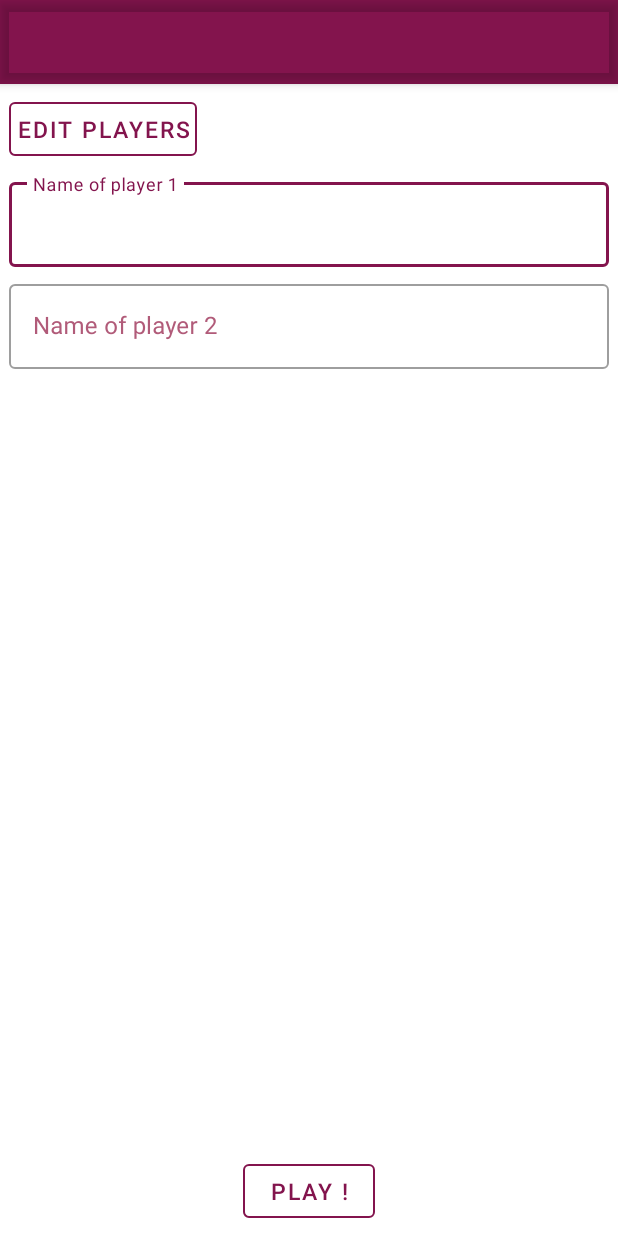
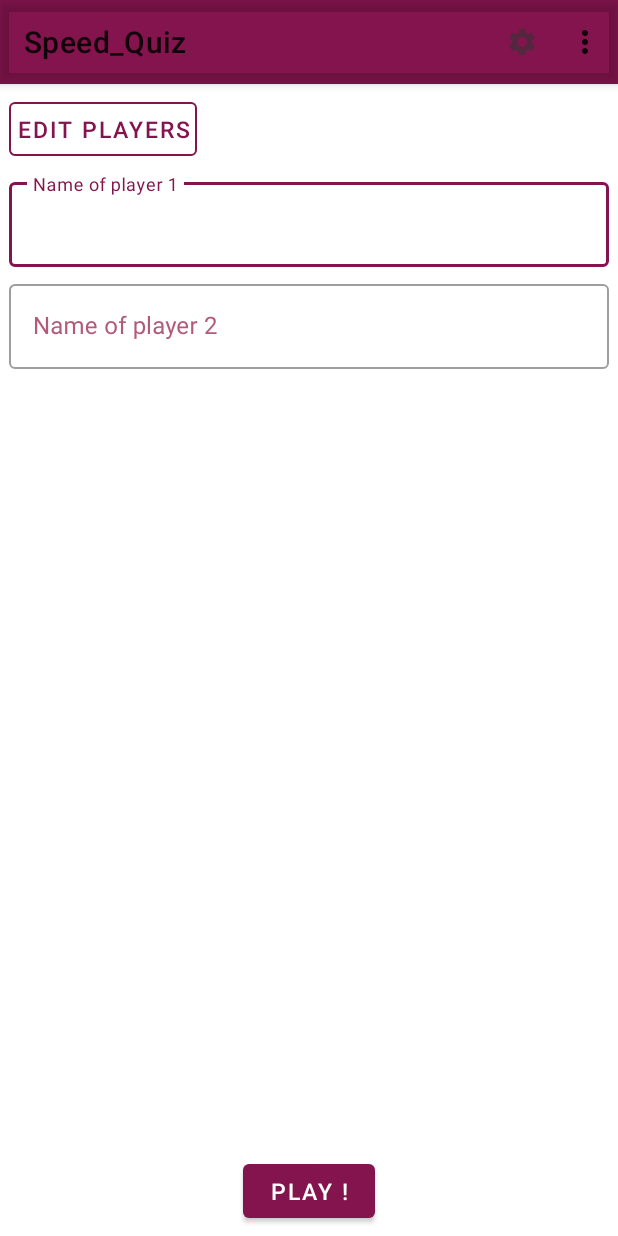
Before and after one commit to divtec-cejef/Noah-Blattner-Speed-Quiz, an Android app: the screen it shows after launch (MainActivity), on a phone screen of 412 x 824 dp. Run offline under Robolectric (Android 15) with nearby library versions, the phone set to English and light mode, and no system bars.

Commit message:
Added menu to welcome page

```diff
--- a/app/src/main/java/com/blatnoa/speed_quiz/MainActivity.java
+++ b/app/src/main/java/com/blatnoa/speed_quiz/MainActivity.java
@@ -1,8 +1,11 @@
 package com.blatnoa.speed_quiz;
 
 import androidx.appcompat.app.AppCompatActivity;
+import androidx.appcompat.widget.Toolbar;
 
 import android.os.Bundle;
+import android.view.Menu;
+import android.view.MenuInflater;
 
 public class MainActivity extends AppCompatActivity {
 
@@ -10,5 +13,20 @@ public class MainActivity extends AppCompatActivity {
     protected void onCreate(Bundle savedInstanceState) {
         super.onCreate(savedInstanceState);
         setContentView(R.layout.activity_main);
+
+        Toolbar mainToolbar = findViewById(R.id.main_toolbar);
+        setSupportActionBar(mainToolbar);
+    }
+
+    @Override
+    protected void onStart() {
+        super.onStart();
+    }
+
+    @Override
+    public boolean onCreateOptionsMenu(Menu menu) {
+        MenuInflater menuInflater =getMenuInflater();
+        menuInflater.inflate(R.menu.main_menu, menu);
+        return true;
     }
 }
--- /dev/null
+++ b/app/src/main/res/drawable-anydpi/ic_night_mode.xml
@@ -0,0 +1,19 @@
+<vector xmlns:android="http://schemas.android.com/apk/res/android"
+    android:width="24dp"
+    android:height="24dp"
+    android:viewportWidth="24"
+    android:viewportHeight="24"
+    android:tint="#333333"
+    android:alpha="0.6">
+  <group android:scaleX="0.90909094"
+      android:scaleY="0.90909094"
+      android:translateX="1.0909091"
+      android:translateY="1.0909091">
+    <path
+        android:fillColor="@android:color/white"
+        android:pathData="M11.1,12.08C8.77,7.57 10.6,3.6 11.63,2.01C6.27,2.2 1.98,6.59 1.98,12c0,0.14 0.02,0.28 0.02,0.42C2.62,12.15 3.29,12 4,12c1.66,0 3.18,0.83 4.1,2.15C9.77,14.63 11,16.17 11,18c0,1.52 -0.87,2.83 -2.12,3.51c0.98,0.32 2.03,0.5 3.11,0.5c3.5,0 6.58,-1.8 8.37,-4.52C18,17.72 13.38,16.52 11.1,12.08z"/>
+    <path
+        android:fillColor="@android:color/white"
+        android:pathData="M7,16l-0.18,0C6.4,14.84 5.3,14 4,14c-1.66,0 -3,1.34 -3,3s1.34,3 3,3c0.62,0 2.49,0 3,0c1.1,0 2,-0.9 2,-2C9,16.9 8.1,16 7,16z"/>
+  </group>
+</vector>
--- /dev/null
+++ b/app/src/main/res/drawable-anydpi/ic_settings.xml
@@ -0,0 +1,16 @@
+<vector xmlns:android="http://schemas.android.com/apk/res/android"
+    android:width="24dp"
+    android:height="24dp"
+    android:viewportWidth="24"
+    android:viewportHeight="24"
+    android:tint="#333333"
+    android:alpha="0.6">
+  <group android:scaleX="0.90909094"
+      android:scaleY="0.90909094"
+      android:translateX="1.0909091"
+      android:translateY="1.0909091">
+    <path
+        android:fillColor="@android:color/white"
+        android:pathData="M19.14,12.94c0.04,-0.3 0.06,-0.61 0.06,-0.94c0,-0.32 -0.02,-0.64 -0.07,-0.94l2.03,-1.58c0.18,-0.14 0.23,-0.41 0.12,-0.61l-1.92,-3.32c-0.12,-0.22 -0.37,-0.29 -0.59,-0.22l-2.39,0.96c-0.5,-0.38 -1.03,-0.7 -1.62,-0.94L14.4,2.81c-0.04,-0.24 -0.24,-0.41 -0.48,-0.41h-3.84c-0.24,0 -0.43,0.17 -0.47,0.41L9.25,5.35C8.66,5.59 8.12,5.92 7.63,6.29L5.24,5.33c-0.22,-0.08 -0.47,0 -0.59,0.22L2.74,8.87C2.62,9.08 2.66,9.34 2.86,9.48l2.03,1.58C4.84,11.36 4.8,11.69 4.8,12s0.02,0.64 0.07,0.94l-2.03,1.58c-0.18,0.14 -0.23,0.41 -0.12,0.61l1.92,3.32c0.12,0.22 0.37,0.29 0.59,0.22l2.39,-0.96c0.5,0.38 1.03,0.7 1.62,0.94l0.36,2.54c0.05,0.24 0.24,0.41 0.48,0.41h3.84c0.24,0 0.44,-0.17 0.47,-0.41l0.36,-2.54c0.59,-0.24 1.13,-0.56 1.62,-0.94l2.39,0.96c0.22,0.08 0.47,0 0.59,-0.22l1.92,-3.32c0.12,-0.22 0.07,-0.47 -0.12,-0.61L19.14,12.94zM12,15.6c-1.98,0 -3.6,-1.62 -3.6,-3.6s1.62,-3.6 3.6,-3.6s3.6,1.62 3.6,3.6S13.98,15.6 12,15.6z"/>
+  </group>
+</vector>
--- a/app/src/main/res/layout/activity_main.xml
+++ b/app/src/main/res/layout/activity_main.xml
@@ -65,7 +65,7 @@
     </com.google.android.material.textfield.TextInputLayout>
 
     <Button
-        style="@style/Speed_Quiz.Button.Outlined"
+        style="@style/Speed_Quiz.Button.Filled"
         android:layout_width="wrap_content"
         android:layout_height="wrap_content"
         android:text="@string/button_start"
--- /dev/null
+++ b/app/src/main/res/menu/main_menu.xml
@@ -0,0 +1,14 @@
+<?xml version="1.0" encoding="utf-8"?>
+<menu xmlns:android="http://schemas.android.com/apk/res/android"
+    xmlns:app="http://schemas.android.com/apk/res-auto">
+    <item
+        android:id="@+id/main_menu_settings"
+        android:title="@string/main_menu_settings"
+        android:icon="@drawable/ic_settings"
+        app:showAsAction="ifRoom"/>
+    <item
+        android:id="@+id/main_menu_nightMode"
+        android:title="@string/main_menu_night_mode"
+        android:icon="@drawable/ic_night_mode"
+        app:showAsAction="never"/>
+</menu>
--- a/app/src/main/res/values/strings.xml
+++ b/app/src/main/res/values/strings.xml
@@ -1,6 +1,10 @@
 <resources>
     <!--¨General -->
     <string name="app_name">Speed_Quiz</string>
+
+    <!-- Menu -->
+    <string name="main_menu_settings">Settings</string>
+    <string name="main_menu_night_mode">Night Mode</string>
 
     <!-- Welcome page -->
     <string name="button_edit_players">Edit players</string>
--- a/app/src/main/res/values/style.xml
+++ b/app/src/main/res/values/style.xml
@@ -6,14 +6,19 @@
     </style>
 
     <!-- Buttons -->
-    <style name="Speed_Quiz.Button" parent="Widget.MaterialComponents.Button.OutlinedButton">
+    <style name="Speed_Quiz.Button.Outlined" parent="Widget.MaterialComponents.Button.OutlinedButton">
         <item name="android:padding">@dimen/button_padding</item>
         <item name="android:layout_margin">@dimen/component_spacing</item>
         <item name="android:textSize">@dimen/button_text_size</item>
-    </style>
-    <style name="Speed_Quiz.Button.Outlined" parent="Speed_Quiz.Button">
         <item name="strokeColor">@color/colorPrimary</item>
         <item name="android:textColor">@color/colorPrimary</item>
+    </style>
+    <style name="Speed_Quiz.Button.Filled" parent="Widget.MaterialComponents.Button">
+        <item name="backgroundTint">@color/colorPrimary</item>
+        <item name="android:textColor">@color/white</item>
+        <item name="android:padding">@dimen/button_padding</item>
+        <item name="android:layout_margin">@dimen/component_spacing</item>
+        <item name="android:textSize">@dimen/button_text_size</item>
     </style>
     <!-- Edit fields -->
     <style name="Speed_Quiz.Edit" parent="Widget.MaterialComponents.TextInputLayout.OutlinedBox">
```
Also changed, not shown: app/src/main/res/drawable-hdpi/ic_night_mode.png (added), app/src/main/res/drawable-hdpi/ic_settings.png (added), app/src/main/res/drawable-mdpi/ic_night_mode.png (added), app/src/main/res/drawable-mdpi/ic_settings.png (added), app/src/main/res/drawable-xhdpi/ic_night_mode.png (added), app/src/main/res/drawable-xhdpi/ic_settings.png (added), app/src/main/res/drawable-xxhdpi/ic_night_mode.png (added), app/src/main/res/drawable-xxhdpi/ic_settings.png (added), 1 other file.
